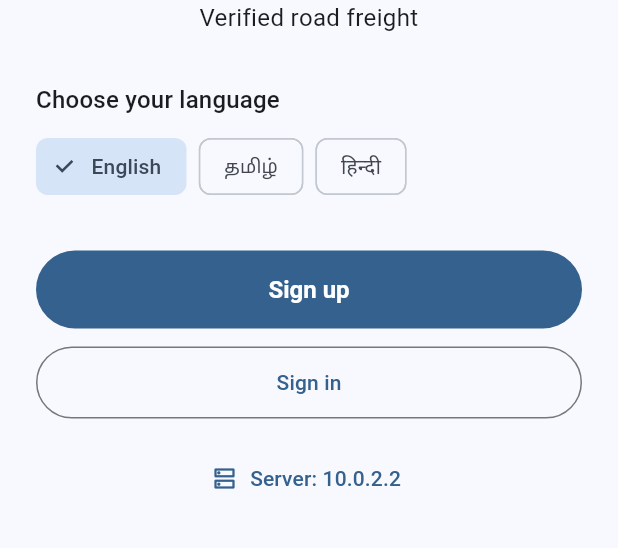
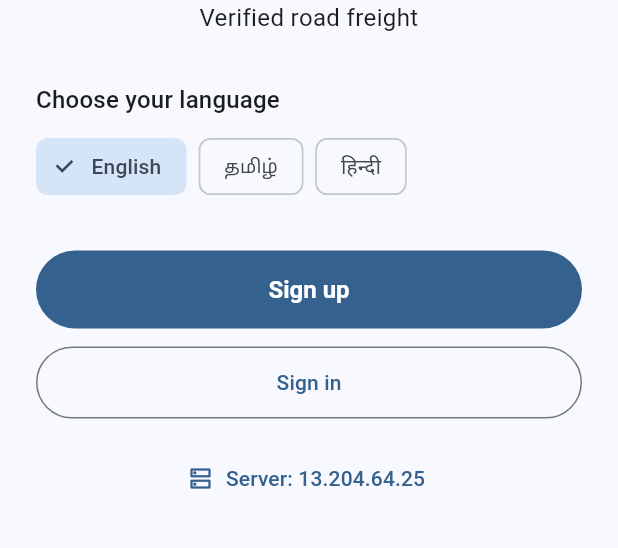
Before and after one commit to NOTHING-Tranix/tranix, a Flutter app: the screen it shows after launch, on a phone screen of 412 x 824 dp, the part 258-806 px from its top. Run offline on Flutter 3.47's test engine with Material 3 defaults, Android fonts, the phone set to English and light mode, and no system bars; our stand-ins replace connectivity_plus, dio, file_picker, firebase_core, firebase_messaging, flutter_local_notifications and 10 more; accounts and stored records are empty; network calls fail; statements that could not run were skipped.

Commit message:
Update frontend screens; add field limits and home button widget

```diff
--- a/frontend/lib/core/config/app_config.dart
+++ b/frontend/lib/core/config/app_config.dart
@@ -17,10 +17,12 @@ class AppConfig {
     return AppConfig(
       apiBaseUrl: const String.fromEnvironment(
         'API_BASE_URL',
-        defaultValue: 'http://10.0.2.2:8080/api/v1',
+        defaultValue: 'http://13.204.64.25:8080/api/v1',
       ),
       useMock: const bool.fromEnvironment('USE_MOCK'),
-      env: AppEnv.parse(const String.fromEnvironment('ENV', defaultValue: 'dev')),
+      env: AppEnv.parse(
+        const String.fromEnvironment('ENV', defaultValue: 'dev'),
+      ),
     );
   }
 
@@ -36,6 +38,8 @@ enum AppEnv {
   staging,
   prod;
 
-  static AppEnv parse(String value) =>
-      AppEnv.values.firstWhere((e) => e.name == value, orElse: () => AppEnv.dev);
+  static AppEnv parse(String value) => AppEnv.values.firstWhere(
+    (e) => e.name == value,
+    orElse: () => AppEnv.dev,
+  );
 }
--- /dev/null
+++ b/frontend/lib/core/utils/field_limits.dart
@@ -0,0 +1,68 @@
+import 'package:flutter/services.dart';
+
+/// Client-side length limits for text inputs. These are deliberately tighter than the
+/// backend's Bean Validation caps; the server still decides what is valid.
+abstract final class FieldLimits {
+  static const mobile = 10;
+  static const otp = 6;
+  static const pin = 6;
+  static const aadhaarLast4 = 4;
+  static const name = 20;
+  static const businessName = 40;
+  static const email = 50;
+  static const address = 100;
+  static const landmark = 50;
+  static const place = 30; // village, district, state
+  static const description = 300;
+  static const note = 300; // reasons, remarks, comments, notes
+  static const message = 1000;
+  static const reference = 30;
+  static const truckNumber = 12;
+  static const idNumber = 20;
+  static const search = 30;
+  static const url = 100;
+
+  /// Whole-rupee amounts: at most 9 digits.
+  static const amountDigits = 9;
+
+  /// Decimal quantities (tonnes, weight, capacity, land): 6 integer + 2 fraction digits.
+  static const decimalIntDigits = 6;
+  static const decimalFractionDigits = 2;
+}
+
+/// Reusable `inputFormatters` lists. They truncate silently (no counter is shown).
+abstract final class Inputs {
+  /// Any text, capped at [max] characters.
+  static List<TextInputFormatter> text(int max) => [LengthLimitingTextInputFormatter(max)];
+
+  /// Digits only, capped at [max].
+  static List<TextInputFormatter> digits(int max) =>
+      [FilteringTextInputFormatter.digitsOnly, LengthLimitingTextInputFormatter(max)];
+
+  /// Whole-rupee amount, up to [FieldLimits.amountDigits] digits.
+  static List<TextInputFormatter> amount() => digits(FieldLimits.amountDigits);
+
+  /// Positive decimal such as 12.5, with capped integer and fraction digits.
+  static List<TextInputFormatter> decimal({
+    int intDigits = FieldLimits.decimalIntDigits,
+    int fractionDigits = FieldLimits.decimalFractionDigits,
+  }) =>
+      [_DecimalFormatter(intDigits, fractionDigits)];
+
+  /// Upper-case letters and digits only (truck and ID numbers), capped at [max].
+  static List<TextInputFormatter> alphanumeric(int max) => [
+        FilteringTextInputFormatter.allow(RegExp(r'[A-Za-z0-9 \-]')),
+        LengthLimitingTextInputFormatter(max),
+      ];
+}
+
+class _DecimalFormatter extends TextInputFormatter {
+  _DecimalFormatter(int intDigits, int fractionDigits)
+      : _pattern = RegExp('^[0-9]{0,$intDigits}(\\.[0-9]{0,$fractionDigits})?\$');
+
+  final RegExp _pattern;
+
+  @override
+  TextEditingValue formatEditUpdate(TextEditingValue oldValue, TextEditingValue newValue) =>
+      _pattern.hasMatch(newValue.text) ? newValue : oldValue;
+}
--- a/frontend/lib/core/widgets/widgets.dart
+++ b/frontend/lib/core/widgets/widgets.dart
@@ -4,6 +4,7 @@ library;
 export 'blocking_reason_card.dart';
 export 'completion_ring.dart';
 export 'confirm_sheet.dart';
+export 'home_button.dart';
 export 'money_text.dart';
 export 'otp_input.dart';
 export 'primary_button.dart';
--- a/frontend/lib/features/auth/presentation/auth_screens.dart
+++ b/frontend/lib/features/auth/presentation/auth_screens.dart
@@ -10,6 +10,7 @@ import '../../../core/errors/error_messages.dart';
 import '../../../core/l10n/generated/app_localizations.dart';
 import '../../../core/router/routes.dart';
 import '../../../core/settings_provider.dart';
+import '../../../core/utils/field_limits.dart';
 import '../../../core/utils/validators.dart';
 import '../../../core/widgets/widgets.dart';
 import '../../../shared/models/models.dart';
@@ -104,6 +105,7 @@ class _SignUpScreenState extends ConsumerState<SignUpScreen> {
                 key: const Key('name'),
                 controller: _name,
                 textCapitalization: TextCapitalization.words,
+                inputFormatters: Inputs.text(FieldLimits.name),
                 decoration: InputDecoration(labelText: l.nameLabel, errorText: _error?.fieldError('name')),
                 validator: (v) => Validators.name(v) ? null : l.nameInvalid,
               ),
--- a/frontend/lib/features/driver/driver_feature.dart
+++ b/frontend/lib/features/driver/driver_feature.dart
@@ -1,5 +1,4 @@
 import 'package:dio/dio.dart';
-import 'package:flutter/services.dart';
 import 'package:flutter_riverpod/flutter_riverpod.dart';
 import 'package:geolocator/geolocator.dart';
 import 'package:go_router/go_router.dart';
@@ -12,6 +11,7 @@ import '../../core/network/interceptors.dart';
 import '../../core/providers.dart';
 import '../../core/router/routes.dart';
 import '../../core/theme/app_theme.dart';
+import '../../core/utils/field_limits.dart';
 import '../../core/widgets/widgets.dart';
 import '../../shared/labels.dart';
 import '../../shared/models/models.dart';
@@ -334,6 +334,7 @@ class _TruckFormScreenState extends ConsumerState<TruckFormScreen> {
                     key: const Key('truck-number'),
                     controller: _number,
                     textCapitalization: TextCapitalization.characters,
+                    inputFormatters: Inputs.text(FieldLimits.truckNumber),
                     decoration: InputDecoration(labelText: l.truckNumber, errorText: _error?.fieldError('number')),
                     validator: (v) => v == null || v.trim().length < 6 ? l.fieldRequired : null,
                   ),
@@ -352,7 +353,7 @@ class _TruckFormScreenState extends ConsumerState<TruckFormScreen> {
                     key: const Key('truck-capacity'),
                     controller: _capacity,
                     keyboardType: const TextInputType.numberWithOptions(decimal: true),
-                    inputFormatters: [FilteringTextInputFormatter.allow(RegExp(r'[0-9.]'))],
+                    inputFormatters: Inputs.decimal(),
                     decoration: InputDecoration(labelText: l.capacityTonnes, errorText: _error?.fieldError('capacityTonnes')),
                     validator: (v) => (num.tryParse(v ?? '') ?? 0) > 0 ? null : l.fieldRequired,
                   ),
--- a/frontend/lib/features/farmers/farmers_feature.dart
+++ b/frontend/lib/features/farmers/farmers_feature.dart
@@ -10,6 +10,7 @@ import '../../core/l10n/generated/app_localizations.dart';
 import '../../core/network/interceptors.dart';
 import '../../core/providers.dart';
 import '../../core/router/routes.dart';
+import '../../core/utils/field_limits.dart';
 import '../../core/utils/validators.dart';
 import '../../core/widgets/widgets.dart';
 import '../../shared/models/models.dart';
@@ -88,6 +89,7 @@ class _FarmersScreenState extends ConsumerState<FarmersScreen> {
           padding: const EdgeInsets.fromLTRB(16, 8, 16, 0),
           child: TextField(
             key: const Key('farmer-search'),
+            inputFormatters: Inputs.text(FieldLimits.search),
             decoration: InputDecoration(prefixIcon: const Icon(Icons.search), labelText: l.searchFarmers),
             onSubmitted: (v) => setState(() => _q = v.trim()),
           ),
@@ -253,6 +255,7 @@ class _FarmerFormState extends ConsumerState<_FarmerForm> {
                 key: const Key('f-name'),
                 controller: _name,
                 textCapitalization: TextCapitalization.words,
+                inputFormatters: Inputs.text(FieldLimits.name),
                 decoration: InputDecoration(labelText: l.nameLabel, errorText: fe('name')),
                 validator: (v) => Validators.name(v) ? null : l.nameInvalid,
               ),
@@ -269,6 +272,7 @@ class _FarmerFormState extends ConsumerState<_FarmerForm> {
                 key: const Key('f-village'),
                 controller: _village,
                 textCapitalization: TextCapitalization.words,
+                inputFormatters: Inputs.text(FieldLimits.place),
                 decoration: InputDecoration(labelText: l.village, errorText: fe('village')),
                 validator: (v) => v == null || v.trim().isEmpty ? l.fieldRequired : null,
               ),
@@ -285,6 +289,7 @@ class _FarmerFormState extends ConsumerState<_FarmerForm> {
                 key: const Key('f-land'),
                 controller: _land,
                 keyboardType: const TextInputType.numberWithOptions(decimal: true),
+                inputFormatters: Inputs.decimal(),
                 decoration: InputDecoration(labelText: l.landAcresOptional, errorText: fe('landAcres')),
               ),
               if (widget.farmer == null)
--- a/frontend/lib/features/onboarding/presentation/welcome_screen.dart
+++ b/frontend/lib/features/onboarding/presentation/welcome_screen.dart
@@ -10,6 +10,7 @@ import '../../../core/providers.dart';
 import '../../../core/router/routes.dart';
 import '../../../core/session/session_controller.dart';
 import '../../../core/settings_provider.dart';
+import '../../../core/utils/field_limits.dart';
 import '../../../core/widgets/widgets.dart';
 import '../../../shared/models/models.dart';
 import '../../shared_shell/tab_screens.dart';
@@ -124,6 +125,7 @@ class WelcomeScreen extends ConsumerWidget {
             initialValue: text,
             keyboardType: TextInputType.url,
             autocorrect: false,
+            inputFormatters: Inputs.text(FieldLimits.url),
             onChanged: (v) => text = v,
           ),
         ]),
--- a/frontend/lib/features/organization/org_feature.dart
+++ b/frontend/lib/features/organization/org_feature.dart
@@ -12,6 +12,7 @@ import '../../core/network/interceptors.dart';
 import '../../core/providers.dart';
 import '../../core/router/routes.dart';
 import '../../core/theme/app_theme.dart';
+import '../../core/utils/field_limits.dart';
 import '../../core/utils/formatters.dart';
 import '../../core/utils/validators.dart';
 import '../../core/widgets/widgets.dart';
@@ -272,6 +273,7 @@ class _TruckFormState extends ConsumerState<_TruckForm> {
               key: const Key('ot-number'),
               controller: _number,
               textCapitalization: TextCapitalization.characters,
+              inputFormatters: Inputs.text(FieldLimits.truckNumber),
               decoration: InputDecoration(labelText: l.truckNumber, errorText: _error?.fieldError('number')),
               validator: (v) => v == null || v.trim().length < 6 ? l.fieldRequired : null,
             ),
@@ -288,6 +290,7 @@ class _TruckFormState extends ConsumerState<_TruckForm> {
               key: const Key('ot-capacity'),
               controller: _capacity,
               keyboardType: const TextInputType.numberWithOptions(decimal: true),
+              inputFormatters: Inputs.decimal(),
               decoration: InputDecoration(labelText: l.capacityTonnes, errorText: _error?.fieldError('capacityTonnes')),
               validator: (v) => (num.tryParse(v ?? '') ?? 0) > 0 ? null : l.fieldRequired,
             ),
@@ -458,6 +461,7 @@ class OrgDriversScreen extends ConsumerWidget {
           child: Column(mainAxisSize: MainAxisSize.min, children: [
             TextFormField(
               key: const Key('inv-name'),
+              inputFormatters: Inputs.text(FieldLimits.name),
               decoration: InputDecoration(labelText: l.nameLabel),
               onChanged: (v) => name = v,
               validator: (v) => Validators.name(v) ? null : l.nameInvalid,
--- a/frontend/lib/features/payments/payments_feature.dart
+++ b/frontend/lib/features/payments/payments_feature.dart
@@ -7,6 +7,7 @@ import '../../core/l10n/generated/app_localizations.dart';
 import '../../core/network/interceptors.dart';
 import '../../core/providers.dart';
 import '../../core/theme/app_theme.dart';
+import '../../core/utils/field_limits.dart';
 import '../../core/utils/formatters.dart';
 import '../../core/widgets/widgets.dart';
 import '../../shared/labels.dart';
@@ -146,6 +147,7 @@ class PaymentCard extends ConsumerWidget {
                   initialValue: amountText,
                   onChanged: (v) => amountText = v,
                   keyboardType: TextInputType.number,
+                  inputFormatters: Inputs.amount(),
                   decoration: InputDecoration(labelText: l.amountInr),
                 ),
                 const SizedBox(height: 8),
@@ -159,6 +161,7 @@ class PaymentCard extends ConsumerWidget {
                 ),
                 TextFormField(
                   onChanged: (v) => referenceText = v,
+                  inputFormatters: Inputs.text(FieldLimits.reference),
                   decoration: InputDecoration(labelText: l.referenceOptional),
                 ),
                 const SizedBox(height: 16),
@@ -316,6 +319,7 @@ class _HistoryTile extends ConsumerWidget {
         content: TextField(
           key: const Key('dispute-reason'),
           onChanged: (v) => reasonText = v,
+          inputFormatters: Inputs.text(FieldLimits.note),
           decoration: InputDecoration(labelText: l.disputeReason),
         ),
         actions: [
--- a/frontend/lib/features/shipper/wishlist_feature.dart
+++ b/frontend/lib/features/shipper/wishlist_feature.dart
@@ -7,6 +7,7 @@ import '../../core/l10n/generated/app_localizations.dart';
 import '../../core/network/interceptors.dart';
 import '../../core/providers.dart';
 import '../../core/settings_provider.dart';
+import '../../core/utils/field_limits.dart';
 import '../../core/utils/formatters.dart';
 import '../../core/widgets/widgets.dart';
 import '../../shared/labels.dart';
@@ -274,6 +275,7 @@ class _OrgSearchState extends ConsumerState<_OrgSearch> {
         key: const Key('org-search'),
         controller: _q,
         textInputAction: TextInputAction.search,
+        inputFormatters: Inputs.text(FieldLimits.search),
         onSubmitted: (_) => _search(),
         decoration: InputDecoration(
           labelText: l.searchOrgHint,
--- a/frontend/lib/features/trust_score/trust_feature.dart
+++ b/frontend/lib/features/trust_score/trust_feature.dart
@@ -7,6 +7,7 @@ import '../../core/network/interceptors.dart';
 import '../../core/providers.dart';
 import '../../core/settings_provider.dart';
 import '../../core/theme/app_theme.dart';
+import '../../core/utils/field_limits.dart';
 import '../../core/utils/formatters.dart';
 import '../../core/widgets/widgets.dart';
 import '../../shared/models/models.dart';
@@ -247,6 +248,7 @@ class _RatingDialogState extends ConsumerState<_RatingDialog> {
             ),
             TextField(
               controller: _comment,
+              inputFormatters: Inputs.text(FieldLimits.note),
               decoration: InputDecoration(labelText: l.commentOptional),
             ),
           ],
--- a/frontend/lib/features/wallet/wallet_feature.dart
+++ b/frontend/lib/features/wallet/wallet_feature.dart
@@ -13,6 +13,7 @@ import '../../core/network/interceptors.dart';
 import '../../core/providers.dart';
 import '../../core/settings_provider.dart';
 import '../../core/theme/app_theme.dart';
+import '../../core/utils/field_limits.dart';
 import '../../core/utils/formatters.dart';
 import '../../core/widgets/widgets.dart';
 import '../../shared/models/models.dart';
@@ -156,7 +157,7 @@ class _WalletScreenState extends ConsumerState<WalletScreen> {
           controller: controller,
           autofocus: true,
           keyboardType: TextInputType.number,
-          inputFormatters: [FilteringTextInputFormatter.digitsOnly],
+          inputFormatters: Inputs.amount(),
           decoration: InputDecoration(labelText: l.otherAmount),
         ),
         actions: [
```
Also changed, not shown: frontend/lib/core/location/location_picker.dart (+8 -1 lines), frontend/lib/core/widgets/home_button.dart (added, +28 -0 lines), frontend/lib/features/driver/trip_feature.dart (+14 -4 lines), frontend/lib/features/profile/presentation/profile_screens.dart (+23 -4 lines), frontend/lib/features/shipper/presentation/shipper_screens.dart (+19 -5 lines), frontend/lib/features/support/support_feature.dart (+7 -3 lines).
